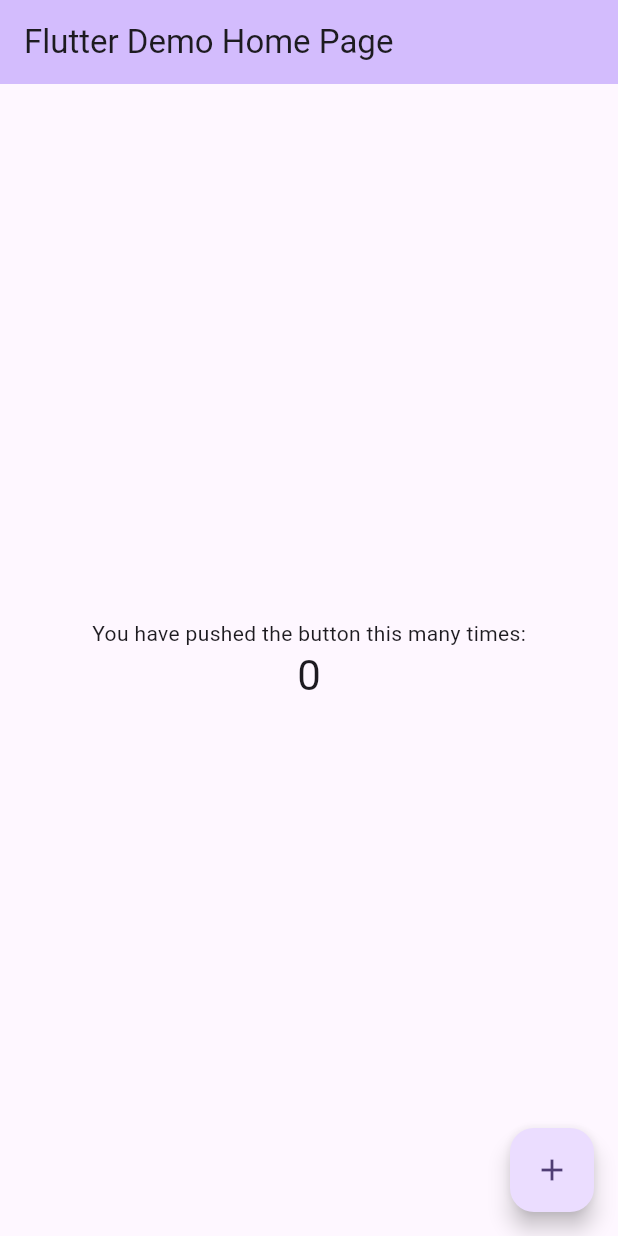
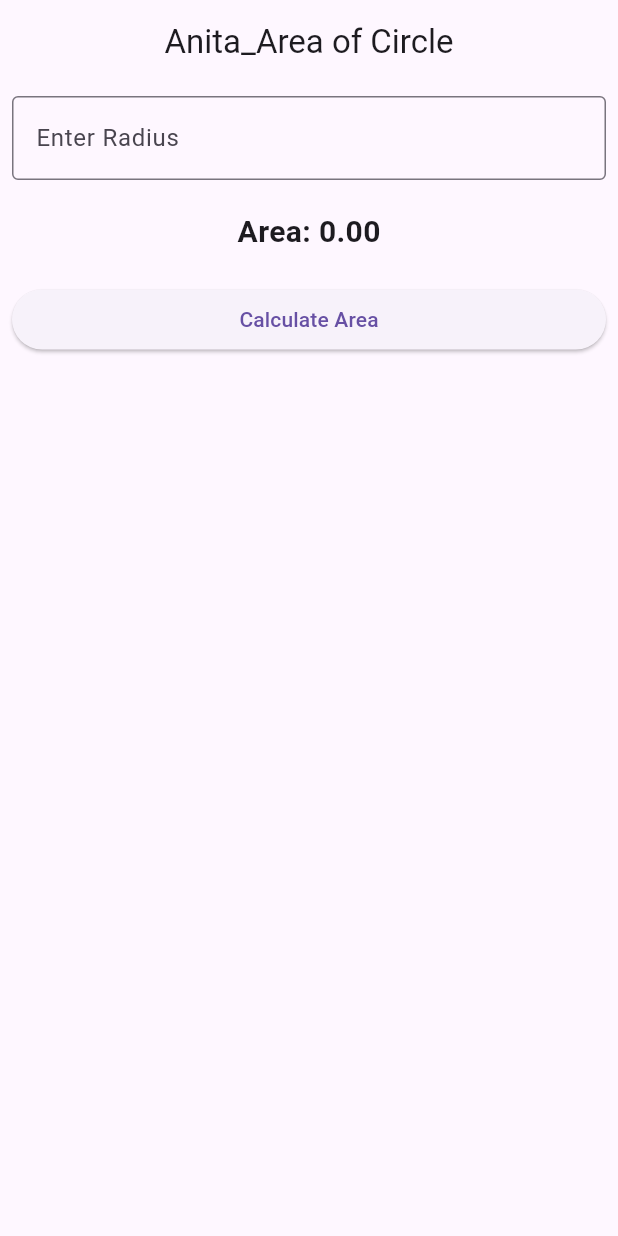
Before and after one commit to Anita-aaa/sum_two, a Flutter app: the screen it shows after launch, on a phone screen of 412 x 824 dp. Run offline on Flutter 3.47's test engine with Material 3 defaults, Android fonts, the phone set to English and light mode, and no system bars; our stand-ins replace flutter_bloc.

Commit message:
Area of circle

```diff
--- /dev/null
+++ b/lib/app.dart
@@ -0,0 +1,19 @@
+import 'package:flutter/material.dart';
+import 'package:flutter_bloc/flutter_bloc.dart';
+import 'package:sum_two/cubit/circle_cubit.dart';
+import 'package:sum_two/view/area_circle.dart';
+
+class App extends StatelessWidget {
+  const App({super.key});
+
+  @override
+  Widget build(BuildContext context) {
+    return MaterialApp(
+      debugShowCheckedModeBanner: false,
+      home: BlocProvider(
+        create: (context) => AreaOfCircleCubit(),
+        child: AreaOfCircleView(),
+      ),
+    );
+  }
+}
--- /dev/null
+++ b/lib/cubit/circle_cubit.dart
@@ -0,0 +1,12 @@
+import 'package:flutter_bloc/flutter_bloc.dart';
+
+class AreaOfCircleCubit extends Cubit<double> {
+  AreaOfCircleCubit() : super(0.0);
+
+  // Method to calculate the area of a circle
+  void calculateArea(double radius) {
+    // Formula: π * r^2
+    final area = 3.14159 * radius * radius;
+    emit(area);
+  }
+}
--- a/lib/main.dart
+++ b/lib/main.dart
@@ -1,125 +1,8 @@
 import 'package:flutter/material.dart';
+import 'package:sum_two/app.dart';
 
 void main() {
-  runApp(const MyApp());
+  runApp(
+    const App(),
+  );
 }
-
-class MyApp extends StatelessWidget {
-  const MyApp({super.key});
-
-  // This widget is the root of your application.
-  @override
-  Widget build(BuildContext context) {
-    return MaterialApp(
-      title: 'Flutter Demo',
-      theme: ThemeData(
-        // This is the theme of your application.
-        //
-        // TRY THIS: Try running your application with "flutter run". You'll see
-        // the application has a purple toolbar. Then, without quitting the app,
-        // try changing the seedColor in the colorScheme below to Colors.green
-        // and then invoke "hot reload" (save your changes or press the "hot
-        // reload" button in a Flutter-supported IDE, or press "r" if you used
-        // the command line to start the app).
-        //
-        // Notice that the counter didn't reset back to zero; the application
-        // state is not lost during the reload. To reset the state, use hot
-        // restart instead.
-        //
-        // This works for code too, not just values: Most code changes can be
-        // tested with just a hot reload.
-        colorScheme: ColorScheme.fromSeed(seedColor: Colors.deepPurple),
-        useMaterial3: true,
-      ),
-      home: const MyHomePage(title: 'Flutter Demo Home Page'),
-    );
-  }
-}
-
-class MyHomePage extends StatefulWidget {
-  const MyHomePage({super.key, required this.title});
-
-  // This widget is the home page of your application. It is stateful, meaning
-  // that it has a State object (defined below) that contains fields that affect
-  // how it looks.
-
-  // This class is the configuration for the state. It holds the values (in this
-  // case the title) provided by the parent (in this case the App widget) and
-  // used by the build method of the State. Fields in a Widget subclass are
-  // always marked "final".
-
-  final String title;
-
-  @override
-  State<MyHomePage> createState() => _MyHomePageState();
-}
-
-class _MyHomePageState extends State<MyHomePage> {
-  int _counter = 0;
-
-  void _incrementCounter() {
-    setState(() {
-      // This call to setState tells the Flutter framework that something has
-      // changed in this State, which causes it to rerun the build method below
-      // so that the display can reflect the updated values. If we changed
-      // _counter without calling setState(), then the build method would not be
-      // called again, and so nothing would appear to happen.
-      _counter++;
-    });
-  }
-
-  @override
-  Widget build(BuildContext context) {
-    // This method is rerun every time setState is called, for instance as done
-    // by the _incrementCounter method above.
-    //
-    // The Flutter framework has been optimized to make rerunning build methods
-    // fast, so that you can just rebuild anything that needs updating rather
-    // than having to individually change instances of widgets.
-    return Scaffold(
-      appBar: AppBar(
-        // TRY THIS: Try changing the color here to a specific color (to
-        // Colors.amber, perhaps?) and trigger a hot reload to see the AppBar
-        // change color while the other colors stay the same.
-        backgroundColor: Theme.of(context).colorScheme.inversePrimary,
-        // Here we take the value from the MyHomePage object that was created by
-        // the App.build method, and use it to set our appbar title.
-        title: Text(widget.title),
-      ),
-      body: Center(
-        // Center is a layout widget. It takes a single child and positions it
-        // in the middle of the parent.
-        child: Column(
-          // Column is also a layout widget. It takes a list of children and
-          // arranges them vertically. By default, it sizes itself to fit its
-          // children horizontally, and tries to be as tall as its parent.
-          //
-          // Column has various properties to control how it sizes itself and
-          // how it positions its children. Here we use mainAxisAlignment to
-          // center the children vertically; the main axis here is the vertical
-          // axis because Columns are vertical (the cross axis would be
-          // horizontal).
-          //
-          // TRY THIS: Invoke "debug painting" (choose the "Toggle Debug Paint"
-          // action in the IDE, or press "p" in the console), to see the
-          // wireframe for each widget.
-          mainAxisAlignment: MainAxisAlignment.center,
-          children: <Widget>[
-            const Text(
-              'You have pushed the button this many times:',
-            ),
-            Text(
-              '$_counter',
-              style: Theme.of(context).textTheme.headlineMedium,
-            ),
-          ],
-        ),
-      ),
-      floatingActionButton: FloatingActionButton(
-        onPressed: _incrementCounter,
-        tooltip: 'Increment',
-        child: const Icon(Icons.add),
-      ), // This trailing comma makes auto-formatting nicer for build methods.
-    );
-  }
-}
--- /dev/null
+++ b/lib/view/area_circle.dart
@@ -0,0 +1,71 @@
+import 'package:flutter/material.dart';
+import 'package:flutter_bloc/flutter_bloc.dart';
+import 'package:sum_two/cubit/circle_cubit.dart';
+
+class AreaOfCircleView extends StatelessWidget {
+  AreaOfCircleView({super.key});
+
+  // Controller for the radius input field
+  final _radiusController = TextEditingController();
+  final _formKey = GlobalKey<FormState>();
+
+  @override
+  Widget build(BuildContext context) {
+    return Scaffold(
+      appBar: AppBar(
+        title: const Text('Anita_Area of Circle'),
+        centerTitle: true,
+      ),
+      body: Padding(
+        padding: const EdgeInsets.all(8.0),
+        child: Form(
+          key: _formKey,
+          child: Column(
+            children: [
+              TextFormField(
+                controller: _radiusController,
+                decoration: const InputDecoration(
+                  hintText: 'Enter Radius',
+                  border: OutlineInputBorder(),
+                ),
+                keyboardType: TextInputType.number,
+                validator: (value) {
+                  if (value == null || value.isEmpty) {
+                    return 'Please enter a radius';
+                  }
+                  if (double.tryParse(value) == null) {
+                    return 'Please enter a valid number';
+                  }
+                  return null;
+                },
+              ),
+              const SizedBox(height: 20),
+              BlocBuilder<AreaOfCircleCubit, double>(
+                builder: (context, area) {
+                  return Text(
+                    "Area: ${area.toStringAsFixed(2)}",
+                    style: const TextStyle(
+                        fontSize: 20, fontWeight: FontWeight.bold),
+                  );
+                },
+              ),
+              const SizedBox(height: 20),
+              SizedBox(
+                width: double.infinity,
+                child: ElevatedButton(
+                  onPressed: () {
+                    if (_formKey.currentState!.validate()) {
+                      final radius = double.parse(_radiusController.text);
+                      context.read<AreaOfCircleCubit>().calculateArea(radius);
+                    }
+                  },
+                  child: const Text("Calculate Area"),
+                ),
+              ),
+            ],
+          ),
+        ),
+      ),
+    );
+  }
+}
--- a/pubspec.yaml
+++ b/pubspec.yaml
@@ -30,6 +30,7 @@ environment:
 dependencies:
   flutter:
     sdk: flutter
+  flutter_bloc: ^8.1.6
 
   # The following adds the Cupertino Icons font to your application.
   # Use with the CupertinoIcons class for iOS style icons.
```
Also changed, not shown: pubspec.lock, 1 other file.
